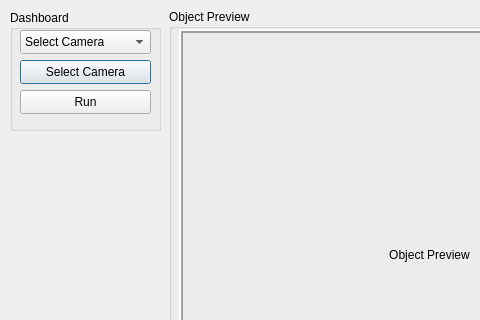
First picture: the form in Program/Aplikasi Deteksi Hama/theme/main.ui, repository bima0302/Prototype, before the edit; both pictures show x 0 to 480 and y 0 to 320 of the 700 by 500 pixel window.
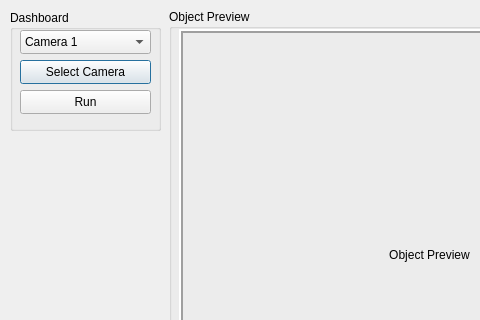
Second picture: the form after the edit.

```diff
--- a/Program/Aplikasi Deteksi Hama/theme/main.ui
+++ b/Program/Aplikasi Deteksi Hama/theme/main.ui
@@ -36,7 +36,7 @@
     </property>
     <item>
      <property name="text">
-      <string>Select Camera</string>
+      <string>Camera 1</string>
      </property>
     </item>
    </widget>
```
